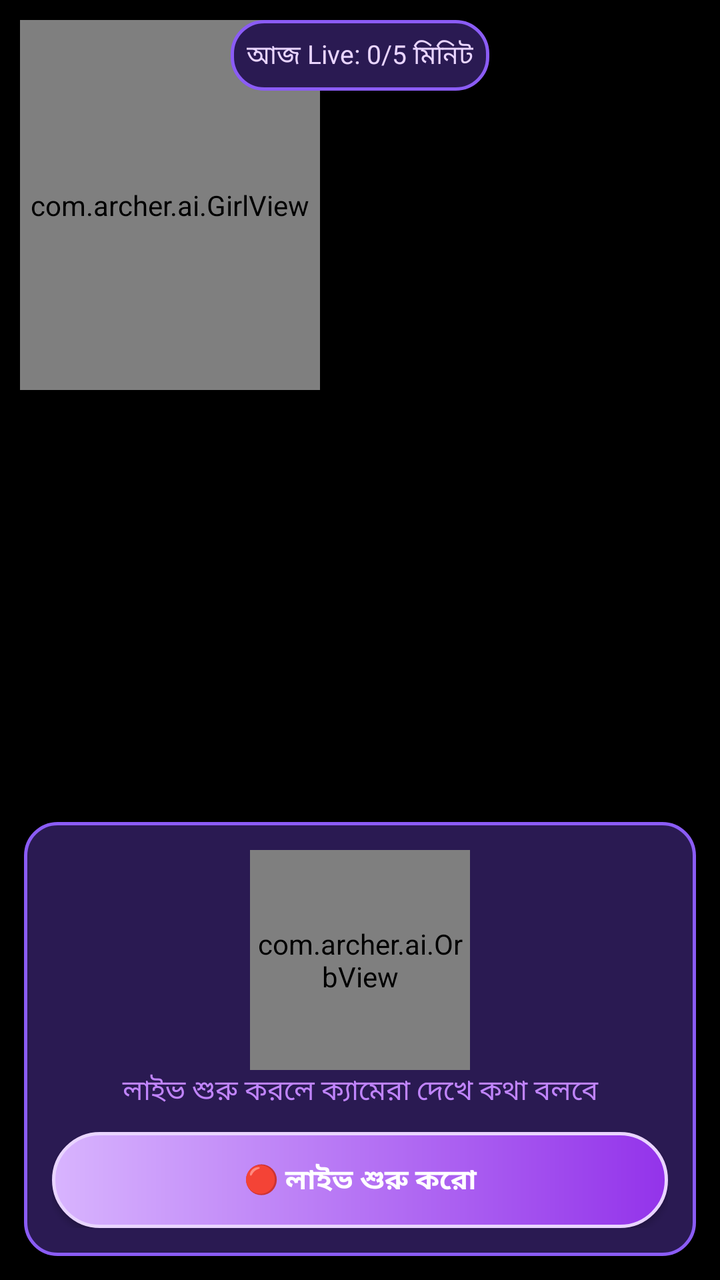
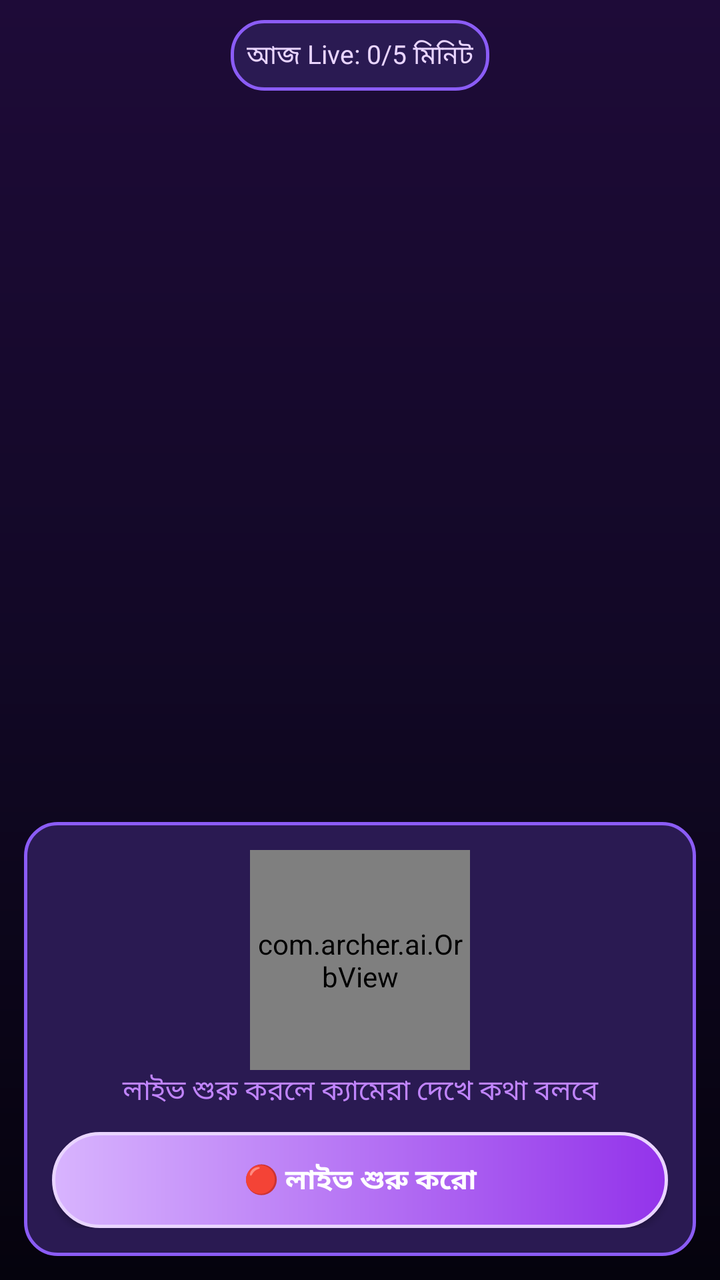

Two renders of the same Android screen: before a commit and after it. Below are the layout's source before the change and the commit's diff.
<!-- AndroidManifest.xml: application theme AppTheme -->
<!-- res/layout/activity_live.xml -->
<?xml version="1.0" encoding="utf-8"?>
<FrameLayout xmlns:android="http://schemas.android.com/apk/res/android"
    android:layout_width="match_parent"
    android:layout_height="match_parent"
    android:background="#000000">

    <TextureView
        android:id="@+id/preview"
        android:layout_width="match_parent"
        android:layout_height="match_parent" />

    <com.archer.ai.GirlView
        android:id="@+id/liveGirl"
        android:layout_width="150dp"
        android:layout_height="185dp"
        android:layout_gravity="top|start"
        android:layout_margin="10dp" />

    <TextView
        android:id="@+id/liveUsage"
        android:layout_width="wrap_content"
        android:layout_height="wrap_content"
        android:layout_gravity="top|center_horizontal"
        android:layout_marginTop="10dp"
        android:background="@drawable/bg_card"
        android:padding="8dp"
        android:text="আজ Live: 0/5 মিনিট"
        android:textColor="#E9D5FF"
        android:textSize="13sp" />

    <LinearLayout
        android:layout_width="match_parent"
        android:layout_height="wrap_content"
        android:layout_gravity="bottom"
        android:layout_margin="12dp"
        android:background="@drawable/bg_card"
        android:orientation="vertical"
        android:padding="14dp">

        <com.archer.ai.OrbView
            android:id="@+id/liveOrb"
            android:layout_width="110dp"
            android:layout_height="110dp"
            android:layout_gravity="center_horizontal" />

        <TextView
            android:id="@+id/liveStatus"
            android:layout_width="match_parent"
            android:layout_height="wrap_content"
            android:gravity="center"
            android:text="লাইভ শুরু করলে ক্যামেরা দেখে কথা বলবে"
            android:textColor="#C084FC"
            android:textSize="14sp" />

        <Button
            android:id="@+id/liveToggle"
            android:layout_width="match_parent"
            android:layout_height="wrap_content"
            android:layout_marginTop="10dp"
            android:background="@drawable/btn_primary"
            android:text="🔴 লাইভ শুরু করো"
            android:textColor="#FFFFFF"
            android:textStyle="bold" />
    </LinearLayout>
</FrameLayout>
<!-- resources referenced by this layout -->
<resources>
  <!-- drawable bg_card (drawable) -->
  <?xml version="1.0" encoding="utf-8"?>
  <shape xmlns:android="http://schemas.android.com/apk/res/android" android:shape="rectangle">
      <corners android:radius="16dp" />
      <solid android:color="#2A1A52" />
      <stroke android:width="1.5dp" android:color="#8B5CF6" />
  </shape>
  <!-- drawable btn_primary (drawable) -->
  <?xml version="1.0" encoding="utf-8"?>
  <shape xmlns:android="http://schemas.android.com/apk/res/android" android:shape="rectangle">
      <corners android:radius="28dp" />
      <gradient android:startColor="#D8B4FE" android:endColor="#9333EA" android:angle="0" />
      <stroke android:width="1.5dp" android:color="#E9D5FF" />
  </shape>
  <style name="AppTheme" parent="android:Theme.Material.NoActionBar">
          <item name="android:windowBackground">#05030D</item>
          <item name="android:colorAccent">#A855F7</item>
          <item name="android:statusBarColor">#05030D</item>
          <item name="android:navigationBarColor">#05030D</item>
          <item name="android:windowLightStatusBar">false</item>
      </style>
</resources>

<!-- the commit's change to res/layout/activity_live.xml (unified diff, before → after) -->
@@ -2,19 +2,12 @@
 <FrameLayout xmlns:android="http://schemas.android.com/apk/res/android"
     android:layout_width="match_parent"
     android:layout_height="match_parent"
-    android:background="#000000">
+    android:background="@drawable/bg_main">
 
     <TextureView
         android:id="@+id/preview"
         android:layout_width="match_parent"
         android:layout_height="match_parent" />
-
-    <com.archer.ai.GirlView
-        android:id="@+id/liveGirl"
-        android:layout_width="150dp"
-        android:layout_height="185dp"
-        android:layout_gravity="top|start"
-        android:layout_margin="10dp" />
 
     <TextView
         android:id="@+id/liveUsage"
<!-- resource entries referenced after the edit -->
@@ -6,6 +6,15 @@
       <corners android:radius="16dp" />
       <solid android:color="#2A1A52" />
       <stroke android:width="1.5dp" android:color="#8B5CF6" />
+  </shape>
+  <!-- drawable bg_main (drawable) -->
+  <?xml version="1.0" encoding="utf-8"?>
+  <shape xmlns:android="http://schemas.android.com/apk/res/android" android:shape="rectangle">
+      <gradient
+          android:angle="270"
+          android:startColor="#1E0B38"
+          android:centerColor="#120826"
+          android:endColor="#05030D" />
   </shape>
   <!-- drawable btn_primary (drawable) -->
   <?xml version="1.0" encoding="utf-8"?>
